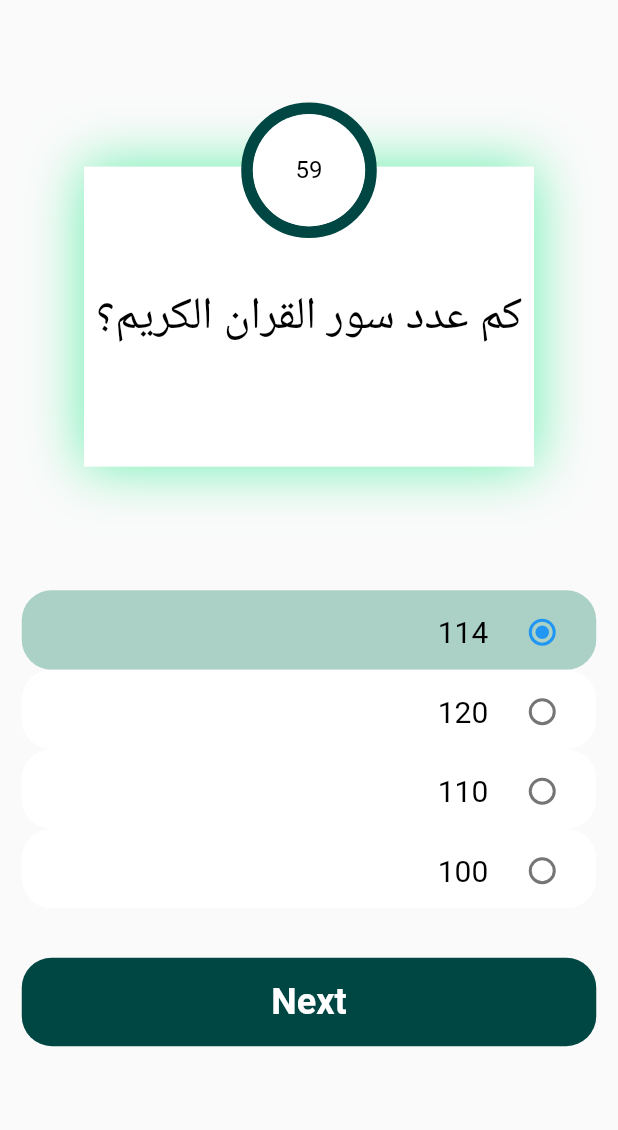
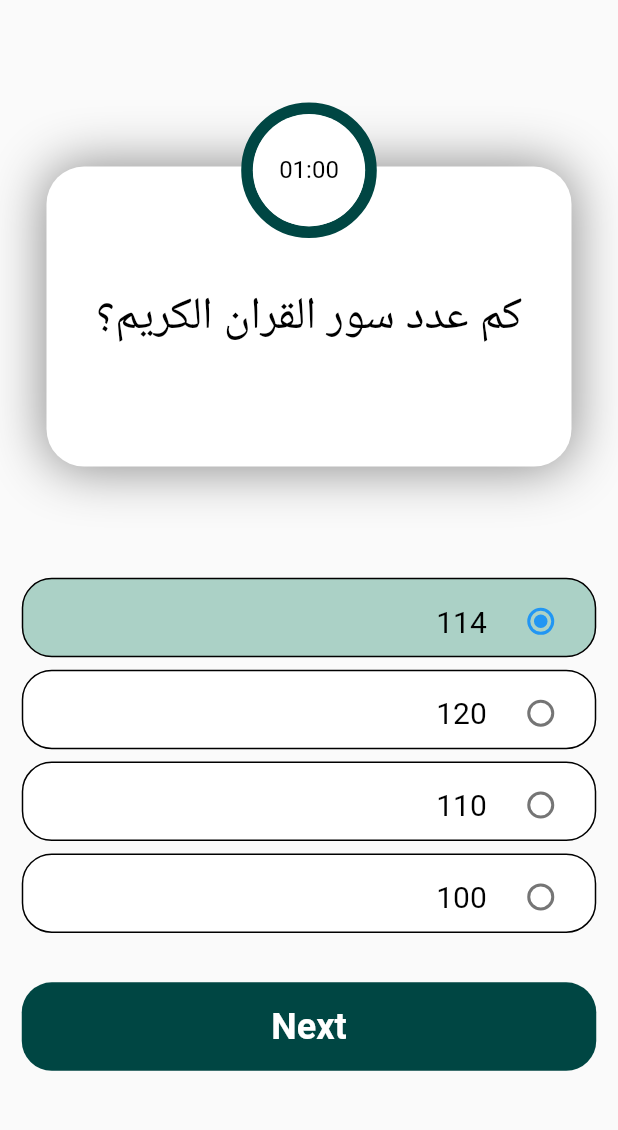
Before and after one commit to Elfouly2004/quiz-app, a Flutter app: the screen it shows after launch, on a phone screen of 412 x 824 dp, the part 77-1207 px from its top. Run offline on Flutter 3.47's test engine with Material 2 defaults, Android fonts, the phone set to English and light mode, and no system bars; drawn by our look-alikes of circular_countdown_timer; our stand-ins replace percent_indicator.

Commit message:
fin commit

```diff
--- a/lib/login.dart
+++ b/lib/login.dart
@@ -14,7 +14,8 @@ class _loginState extends State<login> {
 
     return Scaffold(
       backgroundColor:Color(0xffB3004643),
-      body: Column(
+      body: SingleChildScrollView(
+        child: Column(
           children: [
             SizedBox(height: MediaQuery.sizeOf(context).height*0.1,),
 
@@ -102,6 +103,7 @@ class _loginState extends State<login> {
              )
           ],
         ),
+      ),
 
 
     );
--- a/lib/main.dart
+++ b/lib/main.dart
@@ -1,4 +1,5 @@
 import 'package:flutter/material.dart';
+import 'package:quizapp/finally.dart';
 import 'package:quizapp/login.dart';
 import 'package:quizapp/quiz%20.dart';
 
@@ -16,7 +17,7 @@ class MyApp extends StatelessWidget {
       debugShowCheckedModeBanner: false,
 
       title: 'Flutter Demo',
-      home: quiz (),
+      home:  quiz (),
     );
   }
 }
--- a/lib/quiz .dart
+++ b/lib/quiz .dart
@@ -1,6 +1,7 @@
 import 'package:flutter/material.dart';
 import 'package:percent_indicator/percent_indicator.dart';
 import 'package:circular_countdown_timer/circular_countdown_timer.dart';
+import 'package:quizapp/finally.dart';
 import 'package:quizapp/login.dart';
 class quiz extends StatefulWidget {
   @override
@@ -8,7 +9,7 @@ class quiz extends StatefulWidget {
 }
 enum questions { Q1, Q2, Q3,Q4 }
 class _quizState extends State<quiz> {
-  int count1=59;
+  int count1=60;
   bool ans =true;
 CountDownController a7a=CountDownController();
   questions? quiz = questions.Q1;
@@ -81,7 +82,7 @@ int num=0;
                 child: Container(
                   // alignment: Alignment.topCenter,
                   height:200 ,
-                  width: 300,
+                  width: 350,
 
                   child: Center(
                       child: Text("${ques.keys.elementAt(count)}",
@@ -90,10 +91,11 @@ int num=0;
                   ),
 
                   decoration: BoxDecoration(
+                    borderRadius: BorderRadius.circular(25),
                     color: Colors.white,
                     boxShadow: [
                       BoxShadow(
-                        color: Colors.greenAccent,
+                        color: Colors.black45,
                         blurRadius: 30,
                         spreadRadius: 1,
                       )
@@ -104,7 +106,6 @@ int num=0;
               ),
             ),
 
-            SizedBox(height:  MediaQuery.sizeOf(context).height*0.01,),
 
 
          Center(
@@ -118,8 +119,17 @@ int num=0;
                controller: a7a,
 
                onComplete: (){
+                 if (ques.length-1==count) {
+                   Navigator.push(
+                       context,
+                       MaterialPageRoute(
+                           builder: (context){
+                             return finally1();
+                           }
+                       )
+                   );
 
-
+                 }
                  setState(() {
                    after();
                    a7a. restart();
@@ -132,7 +142,7 @@ int num=0;
           ],
         ),
 
-            SizedBox(height:  MediaQuery.sizeOf(context).height*0.1,),
+            SizedBox(height:  MediaQuery.sizeOf(context).height*0.09,),
 
 
             InkWell(
@@ -145,7 +155,10 @@ int num=0;
               child: Container(
                 width:383 ,
                 height: 53,
-                decoration: BoxDecoration(borderRadius:  BorderRadius.circular(20),color:(quiz == questions.Q1)?Color(0xffABD1C6):const Color(0xffffffff),),
+                decoration: BoxDecoration(borderRadius:  BorderRadius.circular(20),
+                  color:(quiz == questions.Q1)?Color(0xffABD1C6):const Color(0xffffffff),
+                  border: Border.all(color: Colors.black)
+                ),
                 child: RadioListTile<questions>(
                   value: questions.Q1,
                   groupValue: quiz,
@@ -160,6 +173,7 @@ int num=0;
               ),
             ),
 
+            SizedBox(height:  MediaQuery.sizeOf(context).height*0.01,),
 
 
             InkWell(
@@ -172,9 +186,14 @@ int num=0;
               child: Container(
                 width:383 ,
                 height: 53,
-                decoration: BoxDecoration(borderRadius:  BorderRadius.circular(20),color:(quiz == questions.Q2)?Color(0xffABD1C6):const Color(0xffffffff),),
+                decoration: BoxDecoration(borderRadius:  BorderRadius.circular(20),
+                  color:(quiz == questions.Q2)?Color(0xffABD1C6):const Color(0xffffffff),
+                    border: Border.all(color: Colors.black)
+
+                ),
 
                 child: RadioListTile<questions>(
+                  // fillColor:MaterialStatePropertyAll(Colors. deepOrange) ,
                   value: questions.Q2,
                   groupValue: quiz,
                   onChanged: (questions? value) {
@@ -182,11 +201,14 @@ int num=0;
                       quiz = value;
                     });
                   },
-                  title:  Text("${ques.values.elementAt(count)[1]}",style: TextStyle(color: Colors.black,fontSize: 20),),
+                  title:  Text("${ques.values.elementAt(count)[1]}",style: TextStyle(color: Colors.black,fontSize: 20),
+                  ),
 
                 ),
               ),
             ),
+
+            SizedBox(height:  MediaQuery.sizeOf(context).height*0.01,),
 
 
             InkWell(
@@ -199,7 +221,9 @@ int num=0;
               child: Container(
                 width:383 ,
                 height: 53,
-                decoration: BoxDecoration(borderRadius:  BorderRadius.circular(20),color:(quiz == questions.Q3)?Color(0xffABD1C6):const Color(0xffffffff),),
+                decoration: BoxDecoration(borderRadius:  BorderRadius.circular(20),
+                  color:(quiz == questions.Q3)?Color(0xffABD1C6):const Color(0xffffffff),                  border: Border.all(color: Colors.black)
+              ),
 
                 child: RadioListTile<questions>(
                   value: questions.Q3,
@@ -215,6 +239,9 @@ int num=0;
               ),
             ),
 
+            SizedBox(height:  MediaQuery.sizeOf(context).height*0.01,),
+
+
 
             InkWell(
               onTap: (){
@@ -225,7 +252,11 @@ int num=0;
               child: Container(
                 width:383 ,
                 height: 53,
-                decoration: BoxDecoration(borderRadius:  BorderRadius.circular(20),color:(quiz == questions.Q4)?Color(0xffABD1C6):const Color(0xffffffff),),
+                decoration: BoxDecoration(borderRadius:  BorderRadius.circular(20),
+                  color:(quiz == questions.Q4)?Color(0xffABD1C6):const Color(0xffffffff),
+                    border: Border.all(color: Colors.black)
+
+                ),
 
                 child: RadioListTile<questions>(
                   value: questions.Q4,
@@ -248,10 +279,22 @@ int num=0;
 
             InkWell(
               onTap: (){
-               after();
+               if (ques.length-1==count) {
+                 Navigator.push(
+                     context,
+                     MaterialPageRoute(
+                         builder: (context){
+                           return finally1();
+                         }
+                     )
+                 );
+
+               }
                setState(() {
 
                });
+
+               after();
               },
               child: Container(
                 width: 383,
```
Also changed, not shown: lib/finally.dart (added, +83 -0 lines). Lines whose indentation alone changed are shown as unchanged.
